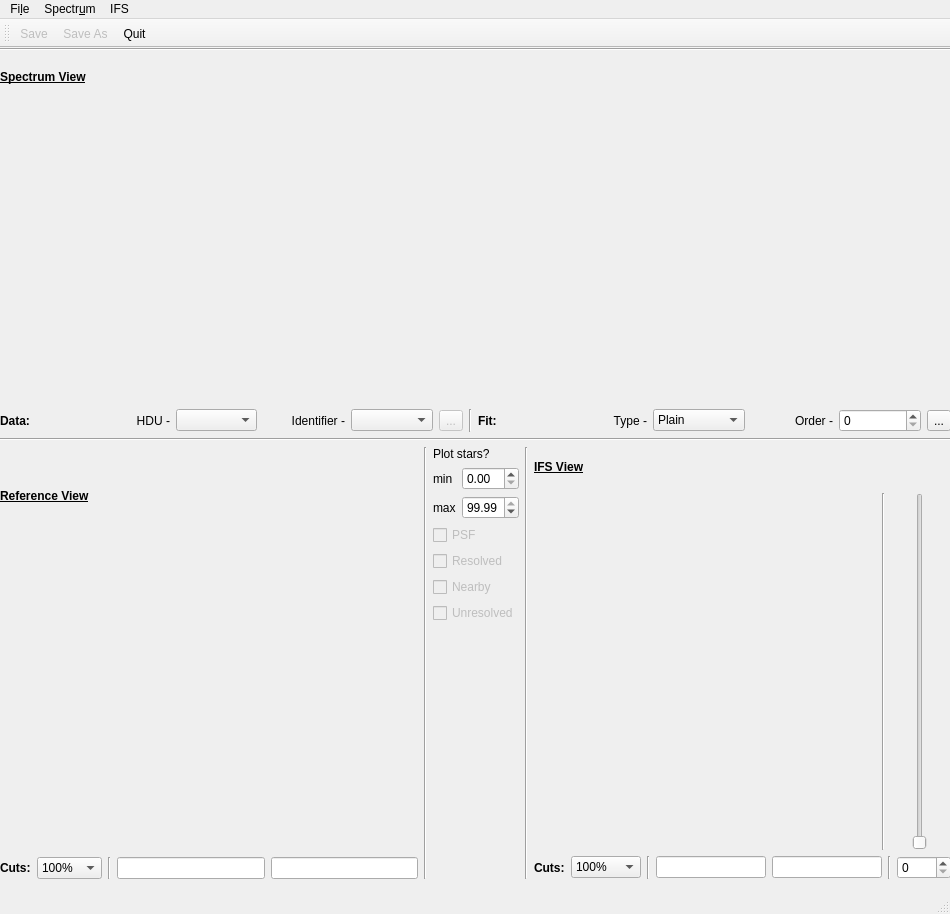
Above: pampelmuse/graphics/pampelmuse_gui.ui from lcjohnso/pampelmuse before the change. Below: the same form after it.
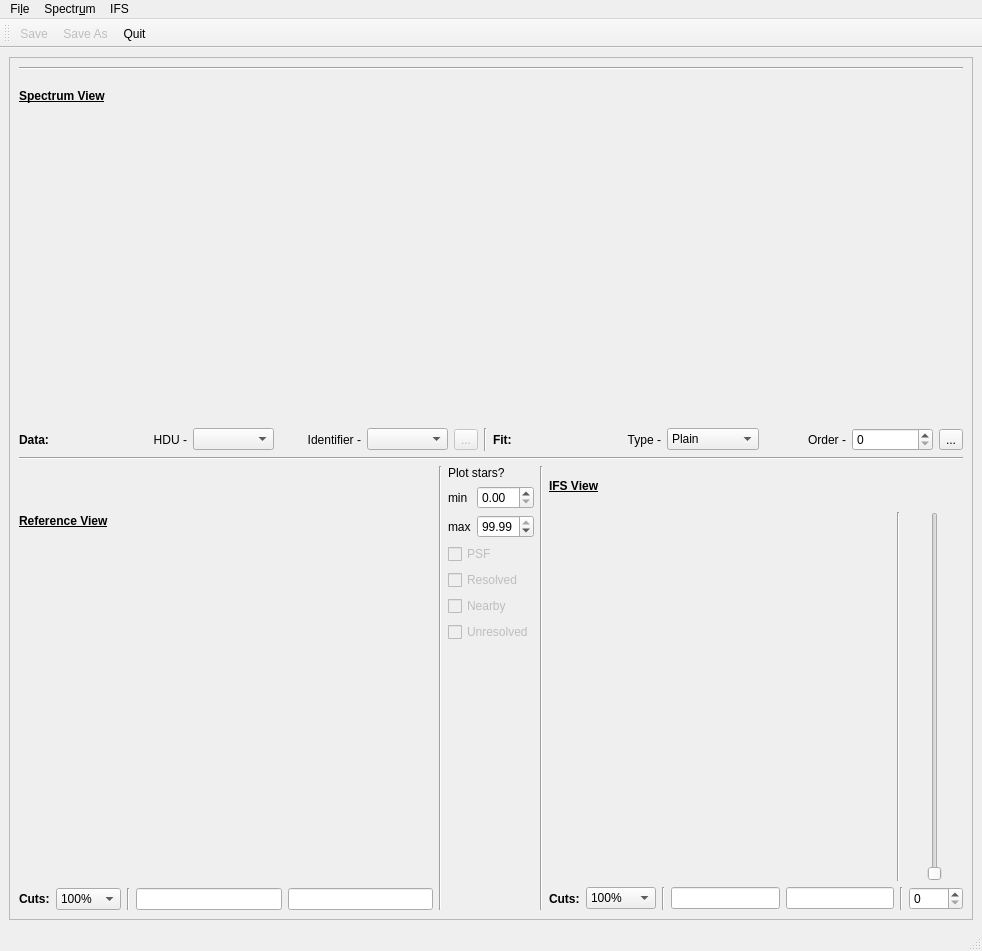
That is the form after the change. Icons and pictures are not drawn.

Commit message: Added functionality for shrinking PampelMuse GUI. Useful when using screens with low resolution.

Patch:
```diff
--- a/pampelmuse/graphics/pampelmuse_gui.ui
+++ b/pampelmuse/graphics/pampelmuse_gui.ui
@@ -6,29 +6,43 @@
    <rect>
     <x>0</x>
     <y>0</y>
-    <width>950</width>
-    <height>914</height>
+    <width>982</width>
+    <height>951</height>
    </rect>
   </property>
-  <property name="minimumSize">
-   <size>
-    <width>950</width>
-    <height>900</height>
-   </size>
-  </property>
   <property name="windowTitle">
    <string>PampelMuse</string>
   </property>
   <widget class="QWidget" name="centralWidget">
-   <widget class="QWidget" name="layoutWidget">
+   <property name="enabled">
+    <bool>true</bool>
+   </property>
+   <property name="sizePolicy">
+    <sizepolicy hsizetype="Preferred" vsizetype="Preferred">
+     <horstretch>0</horstretch>
+     <verstretch>0</verstretch>
+    </sizepolicy>
+   </property>
+   <layout class="QGridLayout" name="gridLayout">
+    <item row="0" column="0">
+     <widget class="QScrollArea" name="scrollArea">
+      <property name="verticalScrollBarPolicy">
+       <enum>Qt::ScrollBarAsNeeded</enum>
+      </property>
+      <property name="widgetResizable">
+       <bool>true</bool>
+      </property>
+      <widget class="QWidget" name="scrollAreaWidgetContents_2">
     <property name="geometry">
      <rect>
       <x>0</x>
       <y>0</y>
-      <width>951</width>
-      <height>831</height>
-     </rect>
-    </property>
+         <width>962</width>
+         <height>844</height>
+        </rect>
+       </property>
+       <layout class="QHBoxLayout" name="horizontalLayout_3">
+        <item>
     <layout class="QVBoxLayout" name="centralVBox">
      <item>
       <widget class="Line" name="headSepLine">
@@ -652,14 +666,19 @@
       </layout>
      </item>
     </layout>
-   </widget>
+        </item>
+       </layout>
+      </widget>
+     </widget>
+    </item>
+   </layout>
   </widget>
   <widget class="QMenuBar" name="menuBar">
    <property name="geometry">
     <rect>
      <x>0</x>
      <y>0</y>
-     <width>950</width>
+     <width>982</width>
      <height>25</height>
     </rect>
    </property>
```
Left out of the diff: 5 changed lines with no effect on the pictures. Lines whose indentation alone changed are shown as unchanged. The commit also changes 3 other files.
